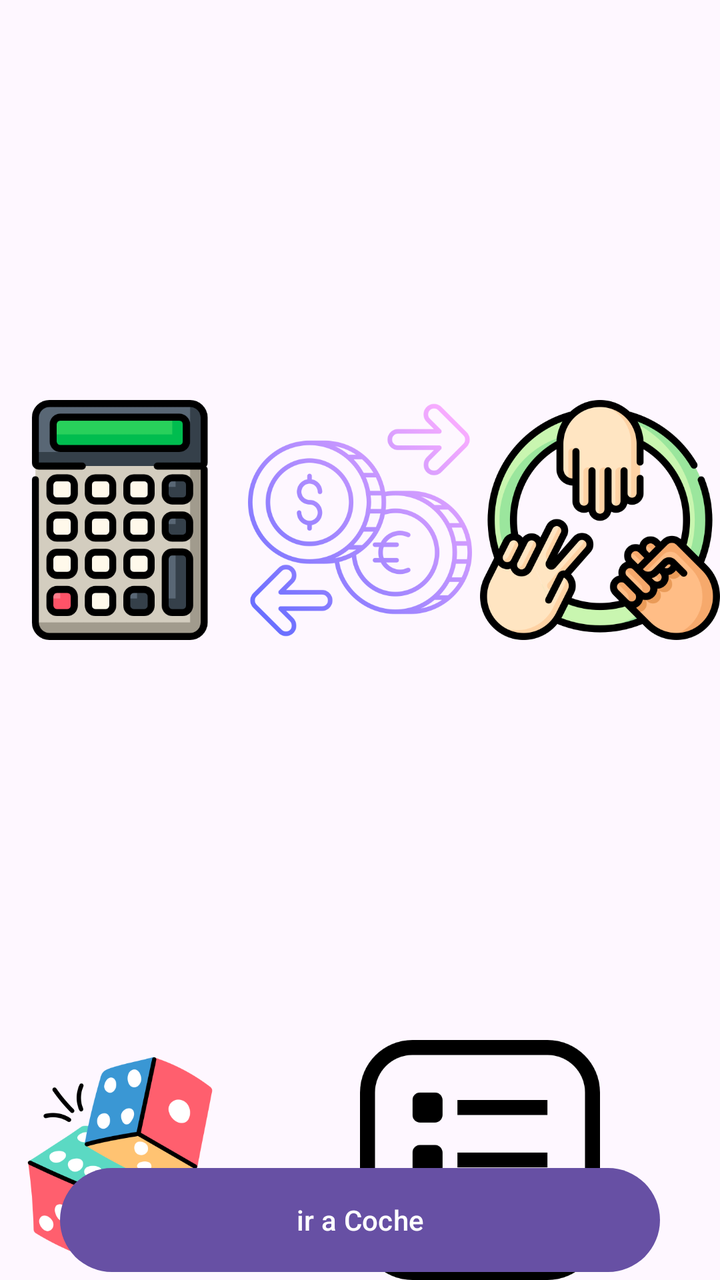
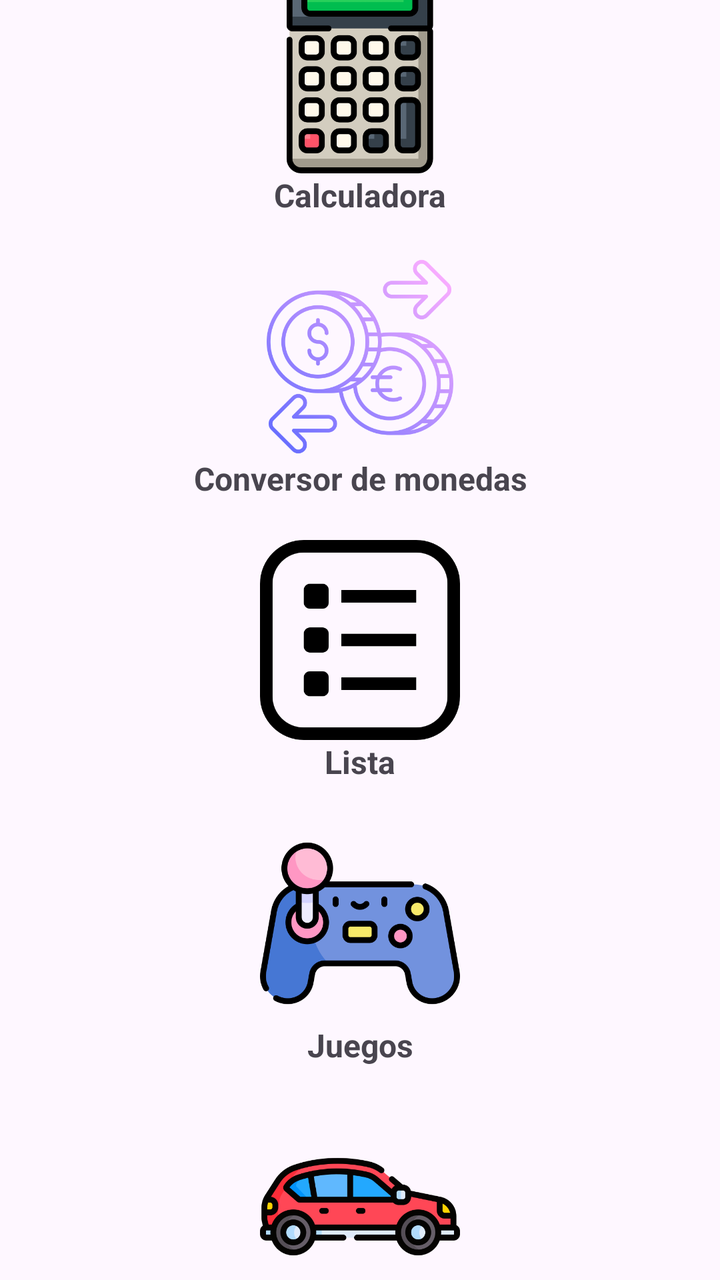

Screens rendered from an Android XML layout before and after an edit, with the pre-edit source and the edit as a unified diff.
<!-- AndroidManifest.xml: application theme Theme.PracticaAndroid -->
<!-- res/layout/activity_main.xml -->
<?xml version="1.0" encoding="utf-8"?>
<androidx.constraintlayout.widget.ConstraintLayout xmlns:android="http://schemas.android.com/apk/res/android"
    xmlns:app="http://schemas.android.com/apk/res-auto"
    xmlns:tools="http://schemas.android.com/tools"
    android:id="@+id/main"
    android:layout_width="match_parent"
    android:layout_height="match_parent"
    tools:context=".MainActivity">

    <ImageView
        android:id="@+id/irCalculadora"
        android:layout_width="120dp"
        android:layout_height="120dp"
        app:layout_constraintBottom_toTopOf="@+id/irJuegoDado"
        app:layout_constraintEnd_toStartOf="@+id/irConversor"
        app:layout_constraintStart_toStartOf="parent"
        app:layout_constraintTop_toTopOf="parent"
        app:srcCompat="@drawable/calculadora" />

    <ImageView
        android:id="@+id/irConversor"
        android:layout_width="120dp"
        android:layout_height="120dp"
        app:layout_constraintBottom_toTopOf="@+id/irLista"
        app:layout_constraintEnd_toStartOf="@+id/irJuegoPPT"
        app:layout_constraintTop_toTopOf="parent"
        app:srcCompat="@drawable/conversor" />

    <ImageView
        android:id="@+id/irJuegoPPT"
        android:layout_width="120dp"
        android:layout_height="120dp"
        app:layout_constraintBottom_toTopOf="@+id/irLista"
        app:layout_constraintEnd_toEndOf="parent"
        app:layout_constraintTop_toTopOf="parent"
        app:srcCompat="@drawable/juego_piedra_papel_tijera" />

    <ImageView
        android:id="@+id/irJuegoDado"
        android:layout_width="120dp"
        android:layout_height="120dp"
        app:layout_constraintBottom_toBottomOf="parent"
        app:layout_constraintStart_toStartOf="parent"
        app:srcCompat="@drawable/juego_dado" />

    <ImageView
        android:id="@+id/irLista"
        android:layout_width="120dp"
        android:layout_height="120dp"
        app:layout_constraintBottom_toBottomOf="parent"
        app:layout_constraintEnd_toEndOf="parent"
        app:layout_constraintStart_toEndOf="@+id/irJuegoDado"
        app:srcCompat="@drawable/lista" />

    <Button
        android:id="@+id/irCoche"
        android:layout_width="300dp"
        android:layout_height="60dp"
        android:text="ir a Coche"
        app:layout_constraintBottom_toBottomOf="parent"
        app:layout_constraintEnd_toEndOf="parent"
        app:layout_constraintStart_toStartOf="parent" />

</androidx.constraintlayout.widget.ConstraintLayout>
<!-- resources referenced by this layout -->
<resources>
  <!-- drawable calculadora: png bitmap (drawable, 17753 bytes) -->
  <!-- drawable conversor: png bitmap (drawable, 61186 bytes) -->
  <!-- drawable juego_dado: png bitmap (drawable, 37621 bytes) -->
  <!-- drawable juego_piedra_papel_tijera: png bitmap (drawable, 59192 bytes) -->
  <!-- drawable lista: png bitmap (drawable, 10388 bytes) -->
  <style name="Theme.PracticaAndroid" parent="Base.Theme.PracticaAndroid" />
  <style name="Base.Theme.PracticaAndroid" parent="Theme.Material3.DayNight.NoActionBar">
          
          
      </style>
</resources>

<!-- the commit's change to res/layout/activity_main.xml (unified diff, before → after) -->
@@ -1,64 +1,95 @@
 <?xml version="1.0" encoding="utf-8"?>
 <androidx.constraintlayout.widget.ConstraintLayout xmlns:android="http://schemas.android.com/apk/res/android"
     xmlns:app="http://schemas.android.com/apk/res-auto"
-    xmlns:tools="http://schemas.android.com/tools"
     android:id="@+id/main"
     android:layout_width="match_parent"
-    android:layout_height="match_parent"
-    tools:context=".MainActivity">
+    android:layout_height="match_parent">
 
-    <ImageView
-        android:id="@+id/irCalculadora"
-        android:layout_width="120dp"
-        android:layout_height="120dp"
-        app:layout_constraintBottom_toTopOf="@+id/irJuegoDado"
-        app:layout_constraintEnd_toStartOf="@+id/irConversor"
-        app:layout_constraintStart_toStartOf="parent"
-        app:layout_constraintTop_toTopOf="parent"
-        app:srcCompat="@drawable/calculadora" />
+    <LinearLayout
+        android:layout_width="match_parent"
+        android:layout_height="match_parent"
+        android:orientation="vertical"
+        android:gravity="center">
 
-    <ImageView
-        android:id="@+id/irConversor"
-        android:layout_width="120dp"
-        android:layout_height="120dp"
-        app:layout_constraintBottom_toTopOf="@+id/irLista"
-        app:layout_constraintEnd_toStartOf="@+id/irJuegoPPT"
-        app:layout_constraintTop_toTopOf="parent"
-        app:srcCompat="@drawable/conversor" />
+        <ImageView
+            android:id="@+id/irCalculadora"
+            android:layout_width="100dp"
+            android:layout_height="100dp"
+            android:src="@drawable/calculadora" />
 
-    <ImageView
-        android:id="@+id/irJuegoPPT"
-        android:layout_width="120dp"
-        android:layout_height="120dp"
-        app:layout_constraintBottom_toTopOf="@+id/irLista"
-        app:layout_constraintEnd_toEndOf="parent"
-        app:layout_constraintTop_toTopOf="parent"
-        app:srcCompat="@drawable/juego_piedra_papel_tijera" />
+        <TextView
+            android:id="@+id/txtCalculadora"
+            android:layout_width="match_parent"
+            android:layout_height="wrap_content"
+            android:text="Calculadora"
+            android:textAlignment="center"
+            android:textSize="16sp"
+            android:textStyle="bold" />
 
-    <ImageView
-        android:id="@+id/irJuegoDado"
-        android:layout_width="120dp"
-        android:layout_height="120dp"
-        app:layout_constraintBottom_toBottomOf="parent"
-        app:layout_constraintStart_toStartOf="parent"
-        app:srcCompat="@drawable/juego_dado" />
+        <ImageView
+            android:id="@+id/irConversor"
+            android:layout_width="100dp"
+            android:layout_height="100dp"
+            android:layout_marginTop="20dp"
+            android:src="@drawable/conversor" />
 
-    <ImageView
-        android:id="@+id/irLista"
-        android:layout_width="120dp"
-        android:layout_height="120dp"
-        app:layout_constraintBottom_toBottomOf="parent"
-        app:layout_constraintEnd_toEndOf="parent"
-        app:layout_constraintStart_toEndOf="@+id/irJuegoDado"
-        app:srcCompat="@drawable/lista" />
+        <TextView
+            android:id="@+id/txtConversor"
+            android:layout_width="match_parent"
+            android:layout_height="wrap_content"
+            android:text="Conversor de monedas"
+            android:textAlignment="center"
+            android:textSize="16sp"
+            android:textStyle="bold" />
 
-    <Button
-        android:id="@+id/irCoche"
-        android:layout_width="300dp"
-        android:layout_height="60dp"
-        android:text="ir a Coche"
-        app:layout_constraintBottom_toBottomOf="parent"
-        app:layout_constraintEnd_toEndOf="parent"
-        app:layout_constraintStart_toStartOf="parent" />
+        <ImageView
+            android:id="@+id/irLista"
+            android:layout_width="100dp"
+            android:layout_height="100dp"
+            android:layout_marginTop="20dp"
+            android:src="@drawable/lista"/>
+
+        <TextView
+            android:id="@+id/txtLista"
+            android:layout_width="match_parent"
+            android:layout_height="wrap_content"
+            android:text="Lista"
+            android:textAlignment="center"
+            android:textSize="16sp"
+            android:textStyle="bold" />
+
+        <ImageView
+            android:id="@+id/irJuegos"
+            android:layout_width="100dp"
+            android:layout_height="100dp"
+            android:layout_marginTop="20dp"
+            app:srcCompat="@drawable/juegos" />
+
+        <TextView
+            android:id="@+id/txtJuegos"
+            android:layout_width="match_parent"
+            android:layout_height="wrap_content"
+            android:text="Juegos"
+            android:textAlignment="center"
+            android:textSize="16sp"
+            android:textStyle="bold" />
+
+        <ImageView
+            android:id="@+id/irCoche"
+            android:layout_width="100dp"
+            android:layout_height="100dp"
+            android:layout_marginTop="20dp"
+            app:srcCompat="@drawable/coches" />
+
+        <TextView
+            android:id="@+id/txtCoche"
+            android:layout_width="match_parent"
+            android:layout_height="wrap_content"
+            android:text="Coche"
+            android:textAlignment="center"
+            android:textSize="16sp"
+            android:textStyle="bold" />
+
+    </LinearLayout>
 
 </androidx.constraintlayout.widget.ConstraintLayout>
<!-- resource entries referenced after the edit -->
@@ -1,9 +1,9 @@
 <!-- resources referenced by this layout -->
 <resources>
   <!-- drawable calculadora: png bitmap (drawable, 17753 bytes) -->
+  <!-- drawable coches: png bitmap (drawable, 31140 bytes) -->
   <!-- drawable conversor: png bitmap (drawable, 61186 bytes) -->
-  <!-- drawable juego_dado: png bitmap (drawable, 37621 bytes) -->
-  <!-- drawable juego_piedra_papel_tijera: png bitmap (drawable, 59192 bytes) -->
+  <!-- drawable juegos: png bitmap (drawable, 31090 bytes) -->
   <!-- drawable lista: png bitmap (drawable, 10388 bytes) -->
   <style name="Theme.PracticaAndroid" parent="Base.Theme.PracticaAndroid" />
   <style name="Base.Theme.PracticaAndroid" parent="Theme.Material3.DayNight.NoActionBar">
